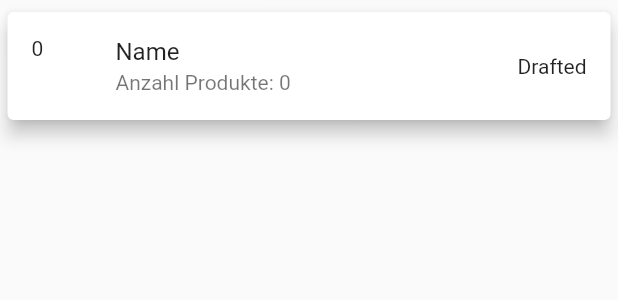
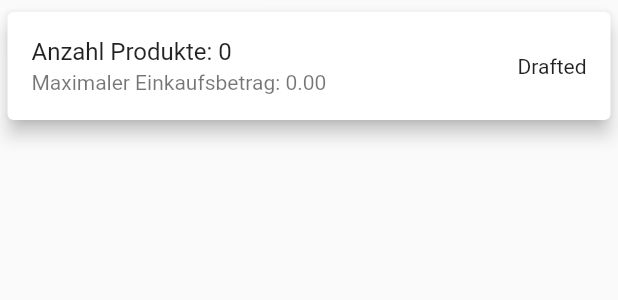
Before and after one commit to ShopConnect/app, a Flutter app: the OrderCard widget shown alone on an empty page, opened directly with empty values, on a phone screen of 412 x 824 dp. Shown: the top 300 px of the screen. Run offline on Flutter 3.47's test engine with Material 2 defaults, Android fonts, the phone set to English and light mode, and no system bars; our stand-ins replace firebase_messaging, flutter_secure_storage; accounts and stored records are empty.

Commit message:
implemented order page and items view for a page
Co-authored-by: Tobias Schanze <me@tobiasschanze.de>
Co-authored-by: Quisel <thomasdeimel@gmx.de>

```diff
--- a/lib/models/item.dart
+++ b/lib/models/item.dart
@@ -5,17 +5,13 @@ class Item {
   String name;
   String description;
   double price;
-  int quantity;
   int category;
-  bool isOptional;
 
   Item({
     @required this.id,
     @required this.name,
     @required this.description,
     @required this.price,
-    @required this.quantity,
     @required this.category,
-    @required this.isOptional,
   });
 }
--- a/lib/models/order.dart
+++ b/lib/models/order.dart
@@ -1,9 +1,10 @@
 import 'package:flutter/foundation.dart';
 import 'package:shopconnect/enums/orderstate.dart';
+import 'package:shopconnect/models/orderitem.dart';
 
 class Order {
   int id;
-  List<int> items = [];
+  List<OrderItem> items = [];
   num maxValue;
   OrderState state;
 
--- /dev/null
+++ b/lib/models/orderitem.dart
@@ -0,0 +1,16 @@
+import 'package:flutter/foundation.dart';
+import 'package:shopconnect/models/item.dart';
+
+class OrderItem {
+  int id;
+  int quantity;
+  bool isOptional;
+  Item item;
+
+  OrderItem({
+    @required this.id,
+    @required this.quantity,
+    @required this.isOptional,
+    @required this.item,
+  });
+}
--- a/lib/pages/main/myorders/myorders.dart
+++ b/lib/pages/main/myorders/myorders.dart
@@ -42,10 +42,10 @@ class _MyOrdersState extends State<MyOrders> {
             });
           },
           child: ListView.builder(
-            itemBuilder: (context, index) {
+            itemCount: 17,
+            itemBuilder: (BuildContext context, int index) {
               return OrderCard(User.ownedOrders[index]);
             },
-            itemCount: User.ownedOrders.isEmpty ? 0 : User.ownedOrders.length,
           ),
         ),
       ),
--- a/lib/utils/lists.dart
+++ b/lib/utils/lists.dart
@@ -48,7 +48,7 @@ class Lists {
       items.clear();
       itemList.forEach((item) =>
         items.add(new Item(id: item['id'], name: item['name'], description: item['description'],
-        price: item['price'], quantity: item['quantity'], category: item['category'], isOptional: item['isOptional']))
+        price: item['price'], category: item['category']))
       );
     }
   }
--- a/lib/widgets/ordercard.dart
+++ b/lib/widgets/ordercard.dart
@@ -1,13 +1,23 @@
 import 'package:flutter/material.dart';
 import 'package:shopconnect/models/order.dart';
+import 'package:shopconnect/pages/main/myorders/orderitems.dart';
 
 class OrderCard extends StatelessWidget {
   final Order order;
 
   OrderCard(this.order);
+
+  void showOrderItems(context) {
+    Navigator.push(
+      context,
+      MaterialPageRoute(builder: (context) => OrderItems(order)),
+    );
+  }
+
   @override
   Widget build(BuildContext context) {
     return InkWell(
+      onTap: () => showOrderItems(context),
       child: Card(
         elevation: 5,
         margin: EdgeInsets.symmetric(
@@ -15,9 +25,8 @@ class OrderCard extends StatelessWidget {
           horizontal: 5,
         ),
         child: ListTile(
-          leading: Text(order.id.toString()),
-          title: Text('Name'),
-          subtitle: Text('Anzahl Produkte: ' + order.items.length.toString()),
+          title: Text('Anzahl Produkte: ' + order.items.length.toString()),
+          subtitle: Text('Maximaler Einkaufsbetrag: ' + order.maxValue.toStringAsFixed(2)),
           trailing: Text(order.state.toString().split('.')[1]),
         ),
       ),
```
Also changed, not shown: lib/models/user.dart (+24 -5 lines), lib/pages/main/home.dart (+0 -7 lines), lib/pages/main/myorders/orderitems.dart (added, +35 -0 lines), lib/widgets/itemcard.dart (added, +41 -0 lines).
